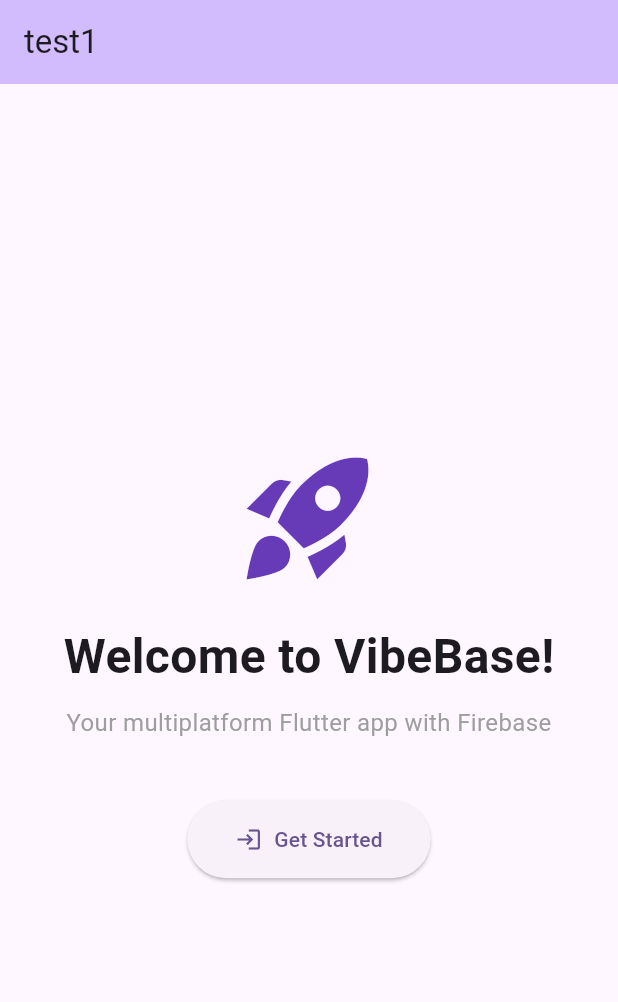
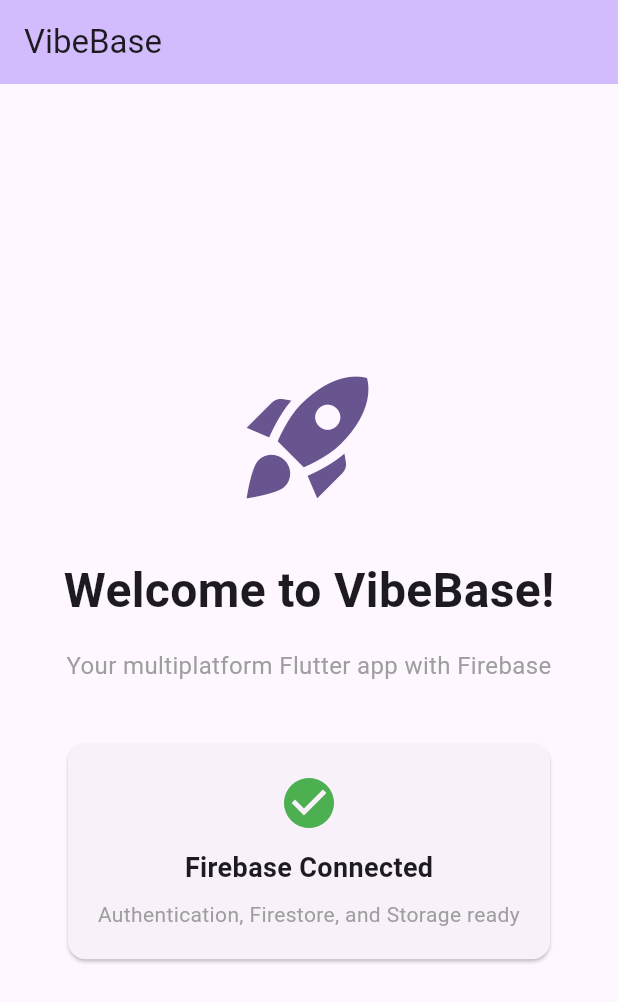
Before and after one commit to mikeapple/VibeBase, a Flutter app: the screen it shows after launch, on a phone screen of 412 x 824 dp. Shown: the top 1002 px of the screen. Run offline on Flutter 3.47's test engine with Material 3 defaults, Android fonts, the phone set to English and light mode, and no system bars; our stand-ins replace cloud_firestore, firebase_auth, firebase_core; accounts and stored records are empty.

```diff
--- a/vibebase_app/lib/main.dart
+++ b/vibebase_app/lib/main.dart
@@ -37,18 +37,18 @@ class HomePage extends StatelessWidget {
     return Scaffold(
       appBar: AppBar(
         backgroundColor: Theme.of(context).colorScheme.inversePrimary,
-        title: const Text('test1'),
+        title: const Text('VibeBase'),
       ),
       body: Center(
         child: Column(
           mainAxisAlignment: MainAxisAlignment.center,
           children: <Widget>[
-            const Icon(
+            Icon(
               Icons.rocket_launch,
               size: 100,
-              color: Colors.deepPurple,
+              color: Theme.of(context).colorScheme.primary,
             ),
-            const SizedBox(height: 20),
+            const SizedBox(height: 30),
             const Text(
               'Welcome to VibeBase!',
               style: TextStyle(
@@ -56,26 +56,41 @@ class HomePage extends StatelessWidget {
                 fontWeight: FontWeight.bold,
               ),
             ),
-            const SizedBox(height: 10),
-            const Text(
-              'Your multiplatform Flutter app with Firebase',
-              style: TextStyle(
-                fontSize: 16,
-                color: Colors.grey,
+            const SizedBox(height: 16),
+            const Padding(
+              padding: EdgeInsets.symmetric(horizontal: 40),
+              child: Text(
+                'Your multiplatform Flutter app with Firebase',
+                textAlign: TextAlign.center,
+                style: TextStyle(
+                  fontSize: 16,
+                  color: Colors.grey,
+                ),
               ),
-              textAlign: TextAlign.center,
             ),
             const SizedBox(height: 40),
-            ElevatedButton.icon(
-              onPressed: () {
-                // TODO: Navigate to authentication screen
-              },
-              icon: const Icon(Icons.login),
-              label: const Text('Get Started'),
-              style: ElevatedButton.styleFrom(
-                padding: const EdgeInsets.symmetric(
-                  horizontal: 32,
-                  vertical: 16,
+            const Card(
+              margin: EdgeInsets.symmetric(horizontal: 40),
+              child: Padding(
+                padding: EdgeInsets.all(20),
+                child: Column(
+                  children: [
+                    Icon(Icons.check_circle, color: Colors.green, size: 40),
+                    SizedBox(height: 10),
+                    Text(
+                      'Firebase Connected',
+                      style: TextStyle(
+                        fontSize: 18,
+                        fontWeight: FontWeight.bold,
+                      ),
+                    ),
+                    SizedBox(height: 8),
+                    Text(
+                      'Authentication, Firestore, and Storage ready',
+                      textAlign: TextAlign.center,
+                      style: TextStyle(color: Colors.grey),
+                    ),
+                  ],
                 ),
               ),
             ),
```
Also changed, not shown: vibebase_app/lib/firebase_options.dart, 6 other files.
